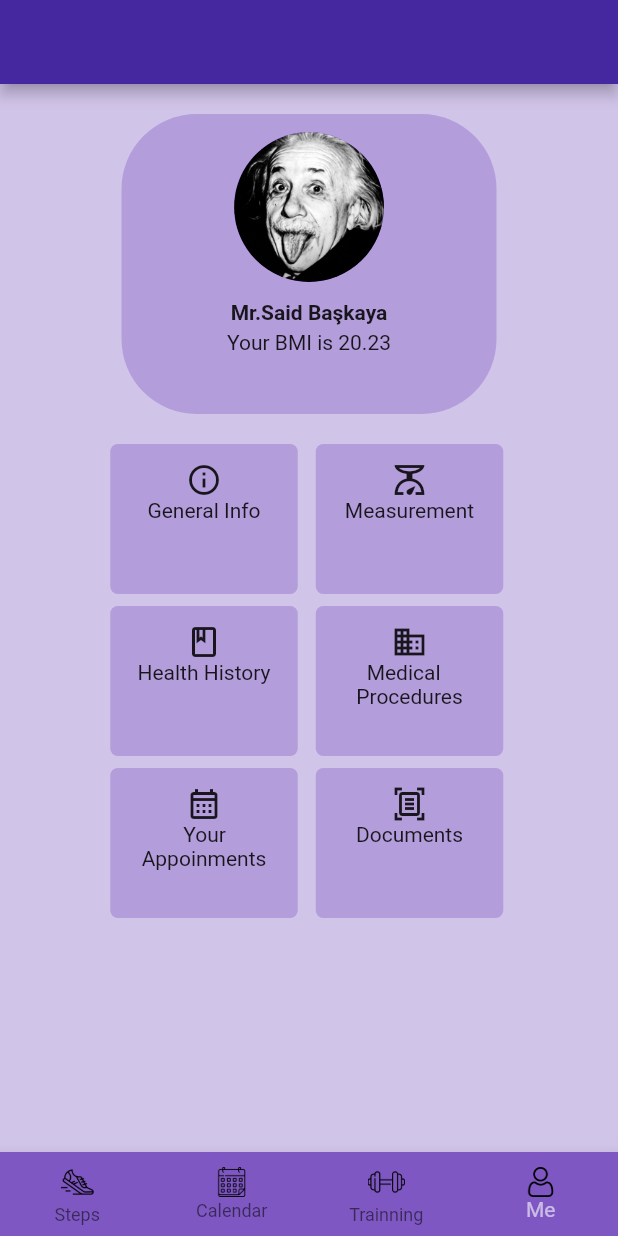
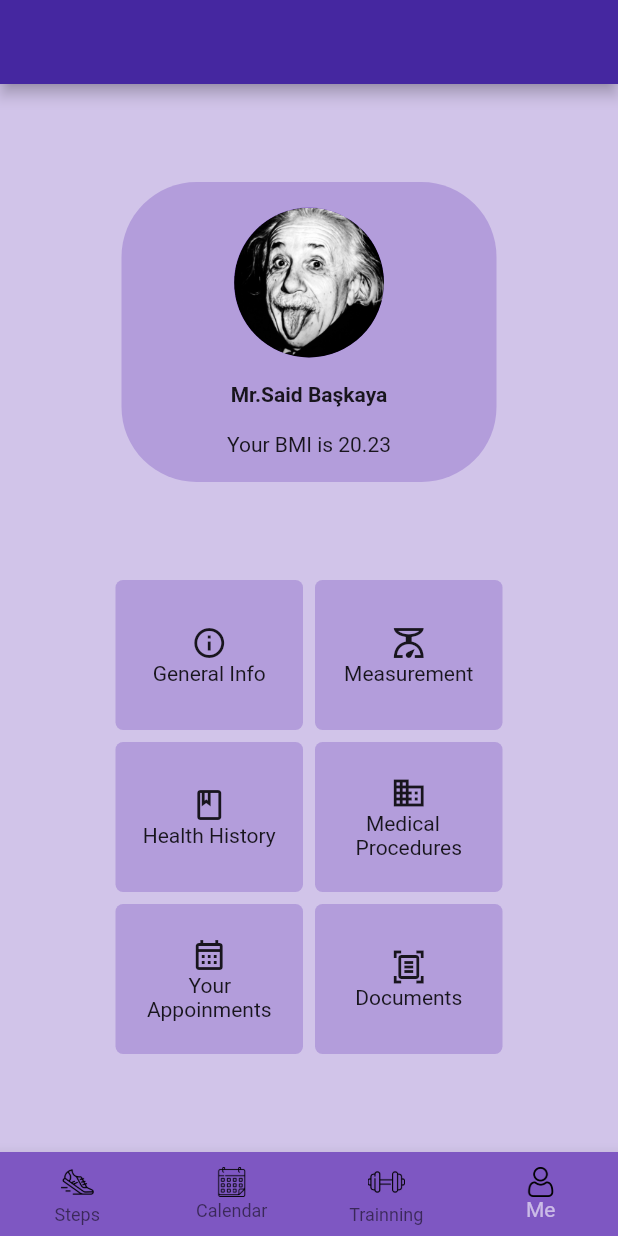
Before and after one commit to yavuzsavan/trainingApp, a Flutter app: the screen it shows after launch, item 4 of the bottom bar chosen, on a phone screen of 412 x 824 dp. Run offline on Flutter 3.47's test engine with Material 2 defaults, Android fonts, the phone set to English and light mode, and no system bars; our stand-ins replace percent_indicator.

Commit message:
fixed some margins

```diff
--- a/lib/pages/account.dart
+++ b/lib/pages/account.dart
@@ -17,10 +17,9 @@ class _UserAccountState extends State<UserAccount> {
       backgroundColor: Colors.deepPurple.shade100,
       body: Center(
         child: Column(
+          mainAxisAlignment: MainAxisAlignment.spaceEvenly,
           children: [
-            Padding(
-              padding: const EdgeInsets.all(20.0),
-              child: Container(
+            Container(
               width: 250,
               height: 200,
               decoration: BoxDecoration(
@@ -28,9 +27,14 @@ class _UserAccountState extends State<UserAccount> {
                 borderRadius: BorderRadius.circular(50),
               ),
               child: Column(
+                mainAxisAlignment: MainAxisAlignment.spaceEvenly,
+                // crossAxisAlignment: CrossAxisAlignment.center,
+                // mainAxisSize: MainAxisSize.min,
+                // textDirection: TextDirection.rtl,
+                // verticalDirection: VerticalDirection.up,
                 children: [
                   Container(
-                        margin: const EdgeInsets.only(top: 12.0, bottom: 12.0),
+                      // margin: const EdgeInsets.only(top: 12.0, bottom: 12.0),
                       width: 100,
                       height: 100,
                       decoration: BoxDecoration(
@@ -48,12 +52,9 @@ class _UserAccountState extends State<UserAccount> {
                       //     fit: BoxFit.scaleDown,
                       //   ),
                       ),
-                    const Padding(
-                      padding: EdgeInsets.only(bottom: 4.0),
-                      child: Text(
+                  const Text(
                     "Mr.Said Başkaya",
                     style: TextStyle(fontWeight: FontWeight.bold),
-                      ),
                   ),
                   const Text(
                     "Your BMI is 20.23",
@@ -62,17 +63,14 @@ class _UserAccountState extends State<UserAccount> {
                 ],
               ),
             ),
-            ),
-            Padding(
-              padding: const EdgeInsets.only(left: 73.5),
-              child: Row(
+            Row(
+              mainAxisAlignment: MainAxisAlignment.center,
               children: [
-                  Padding(
-                    padding: const EdgeInsets.only(right: 12.0),
-                    child: Column(
+                Column(
+                  // mainAxisAlignment: MainAxisAlignment.spaceEvenly,
                   children: [
                     Container(
-                          margin: const EdgeInsets.only(bottom: 8),
+                      margin: const EdgeInsets.only(bottom: 8, right: 8),
                       width: 125,
                       height: 100,
                       decoration: BoxDecoration(
@@ -80,12 +78,10 @@ class _UserAccountState extends State<UserAccount> {
                         borderRadius: BorderRadius.circular(5),
                       ),
                       child: Column(
+                        mainAxisAlignment: MainAxisAlignment.center,
                         children: const [
-                              Padding(
-                                padding: EdgeInsets.only(top: 12),
-                                child: Icon(
+                          Icon(
                             Icons.info_outlined,
-                                ),
                           ),
                           Text(
                             "General Info",
@@ -94,7 +90,7 @@ class _UserAccountState extends State<UserAccount> {
                       ),
                     ),
                     Container(
-                          margin: const EdgeInsets.only(bottom: 8),
+                      margin: const EdgeInsets.only(bottom: 8, right: 8),
                       width: 125,
                       height: 100,
                       decoration: BoxDecoration(
@@ -102,11 +98,9 @@ class _UserAccountState extends State<UserAccount> {
                         borderRadius: BorderRadius.circular(5),
                       ),
                       child: Column(
+                        mainAxisAlignment: MainAxisAlignment.center,
                         children: const [
-                              Padding(
-                                padding: EdgeInsets.only(top: 12.0),
-                                child: Icon(Icons.book_outlined),
-                              ),
+                          Icon(Icons.book_outlined),
                           Text(
                             "Health History",
                           ),
@@ -114,6 +108,7 @@ class _UserAccountState extends State<UserAccount> {
                       ),
                     ),
                     Container(
+                      margin: const EdgeInsets.only(right: 8.0),
                       width: 125,
                       height: 100,
                       decoration: BoxDecoration(
@@ -121,12 +116,10 @@ class _UserAccountState extends State<UserAccount> {
                         borderRadius: BorderRadius.circular(5),
                       ),
                       child: Column(
+                        mainAxisAlignment: MainAxisAlignment.center,
                         children: const [
-                              Padding(
-                                padding: EdgeInsets.only(top: 12.0),
-                                child: Icon(
+                          Icon(
                             Icons.calendar_month_outlined,
-                                ),
                           ),
                           Text(
                             "        Your\nAppoinments",
@@ -136,11 +129,10 @@ class _UserAccountState extends State<UserAccount> {
                     ),
                   ],
                 ),
-                  ),
                 Column(
                   children: [
                     Container(
-                        margin: const EdgeInsets.only(bottom: 8),
+                      margin: const EdgeInsets.only(bottom: 8,),
                       width: 125,
                       height: 100,
                       decoration: BoxDecoration(
@@ -148,11 +140,9 @@ class _UserAccountState extends State<UserAccount> {
                         borderRadius: BorderRadius.circular(5),
                       ),
                       child: Column(
+                        mainAxisAlignment: MainAxisAlignment.center,
                         children: const [
-                            Padding(
-                              padding: EdgeInsets.only(top: 12.0),
-                              child: Icon(Icons.scale_outlined),
-                            ),
+                          Icon(Icons.scale_outlined),
                           Text(
                             "Measurement",
                           ),
@@ -160,7 +150,7 @@ class _UserAccountState extends State<UserAccount> {
                       ),
                     ),
                     Container(
-                        margin: const EdgeInsets.only(bottom: 8),
+                      margin: const EdgeInsets.only(bottom: 8,),
                       width: 125,
                       height: 100,
                       decoration: BoxDecoration(
@@ -168,11 +158,9 @@ class _UserAccountState extends State<UserAccount> {
                         borderRadius: BorderRadius.circular(5),
                       ),
                       child: Column(
+                        mainAxisAlignment: MainAxisAlignment.center,
                         children: const [
-                            Padding(
-                              padding: EdgeInsets.only(top: 12.0),
-                              child: Icon(Icons.domain_outlined),
-                            ),
+                          Icon(Icons.domain_outlined),
                           Text(
                             "  Medical\nProcedures",
                           ),
@@ -187,12 +175,10 @@ class _UserAccountState extends State<UserAccount> {
                         borderRadius: BorderRadius.circular(5),
                       ),
                       child: Column(
+                        mainAxisAlignment: MainAxisAlignment.center,
                         children: const [
-                            Padding(
-                              padding: EdgeInsets.only(top: 12.0),
-                              child: Icon(
+                          Icon(
                             Icons.document_scanner_outlined,
-                              ),
                           ),
                           Text(
                             "Documents",
@@ -204,7 +190,6 @@ class _UserAccountState extends State<UserAccount> {
                 )
               ],
             ),
-            ),
           ],
         ),
       ),
```
Also changed, not shown: lib/pages/step.dart (+5 -14 lines), lib/pages/weight.dart (+8 -22 lines). Lines whose indentation alone changed are shown as unchanged.
